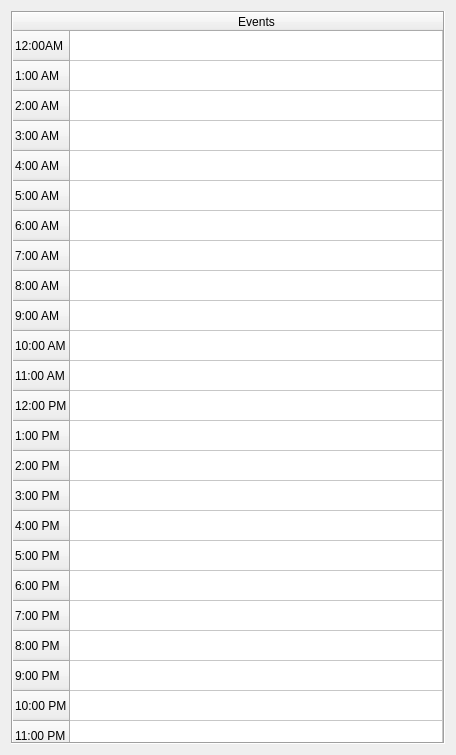
Before: the Qt Designer form Calendar/dayview.ui in oscarl1127/CSUSM_CS441_Project, drawn with Qt 5.
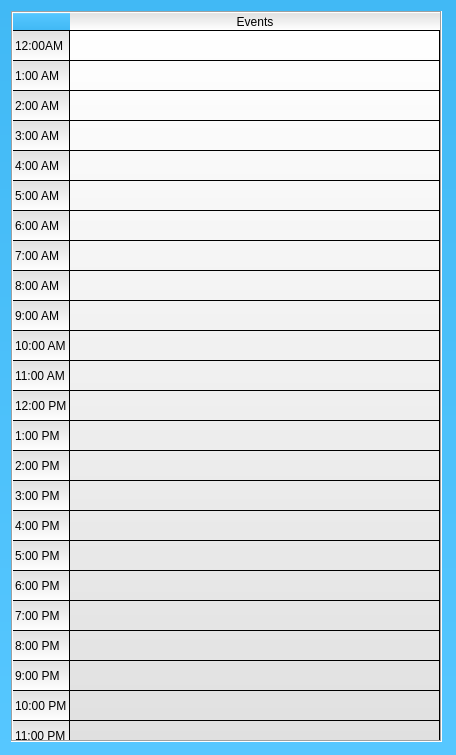
After: the same form once the commit is applied.

What changed in the file:
```diff
--- a/Calendar/dayview.ui
+++ b/Calendar/dayview.ui
@@ -13,9 +13,21 @@
   <property name="windowTitle">
    <string>Dialog</string>
   </property>
-  <layout class="QHBoxLayout" name="horizontalLayout">
-   <item>
+  <property name="styleSheet">
+   <string notr="true">background-color: qlineargradient(spread:pad, x1:0, y1:1, x2:0, y2:0, stop:0 rgba(86, 199, 255, 255), stop:1 rgba(65, 185, 245, 255))</string>
+  </property>
     <widget class="QTableWidget" name="TimeTable">
+   <property name="geometry">
+    <rect>
+     <x>11</x>
+     <y>11</y>
+     <width>431</width>
+     <height>731</height>
+    </rect>
+   </property>
+   <property name="styleSheet">
+    <string notr="true">background-color: qlineargradient(spread:pad, x1:0, y1:1, x2:0, y2:0.0170455, stop:0 rgba(224, 224, 224, 255), stop:1 rgba(255, 255, 255, 255));</string>
+   </property>
      <property name="frameShape">
       <enum>QFrame::Box</enum>
      </property>
@@ -184,8 +196,6 @@
       </property>
      </column>
     </widget>
-   </item>
-  </layout>
  </widget>
  <resources/>
  <connections/>
```
Lines whose indentation alone changed are shown as unchanged.
